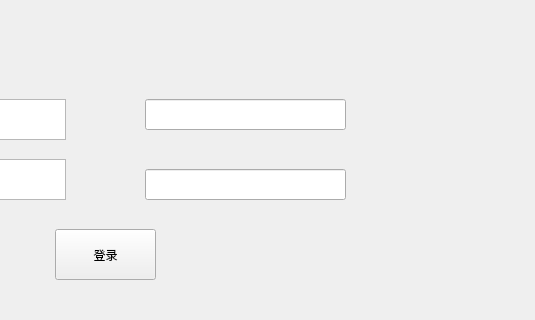
Old version of the form login.ui in the repository amier2775/UI_test_work; both pictures show x 265 to 800 and y 341 to 661 of the 800 by 661 pixel window.
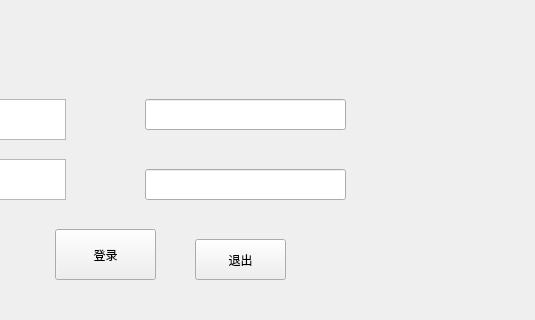
New version of the form. Icons and pictures are not drawn.

```diff
--- a/login.ui
+++ b/login.ui
@@ -113,6 +113,19 @@
     <pixmap>DSC2943_by_kcpru.jpg</pixmap>
    </property>
   </widget>
+  <widget class="QPushButton" name="exitButton">
+   <property name="geometry">
+    <rect>
+     <x>460</x>
+     <y>580</y>
+     <width>91</width>
+     <height>41</height>
+    </rect>
+   </property>
+   <property name="text">
+    <string>退出</string>
+   </property>
+  </widget>
  </widget>
  <resources/>
  <connections/>
```
